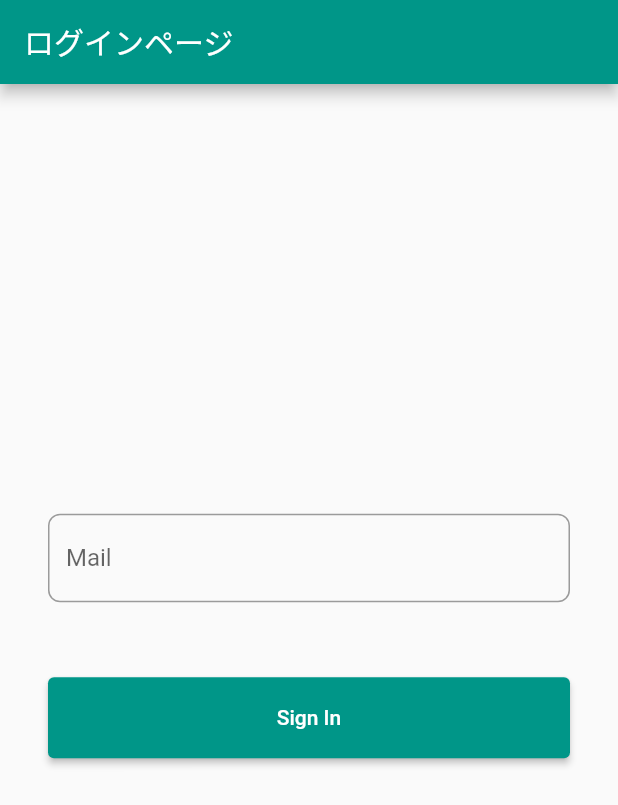
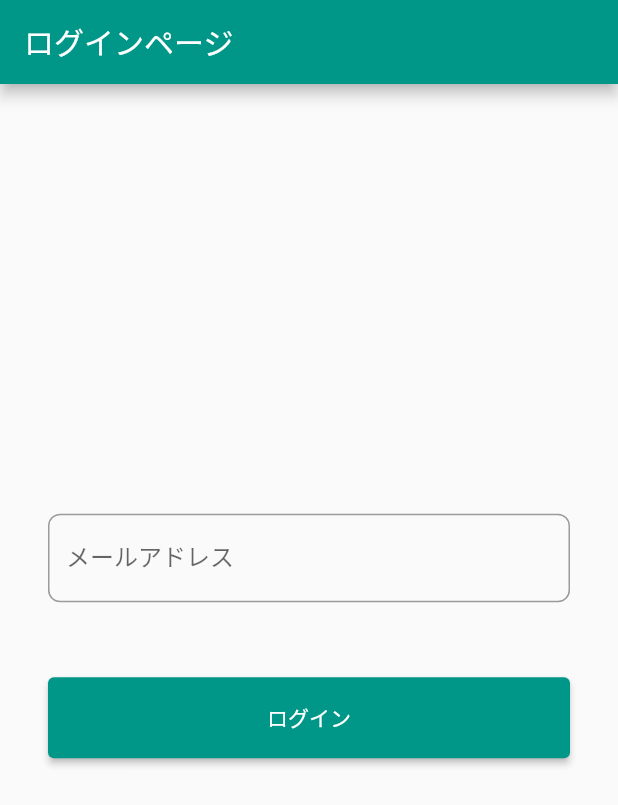
Before and after one commit to NUTFes/seeft-mobile, a Flutter app: the screen it shows after launch, on a phone screen of 412 x 824 dp. Shown: the top 805 px of the screen. Run offline on Flutter 3.47's test engine with Material 2 defaults, Android fonts, the phone set to English and light mode, and no system bars; our stand-ins replace flutter_local_notifications, logger, shared_preferences.

Commit message:
[mod] ラベルテキストの修正 (#1)

```diff
--- a/lib/pages/sign_in_page.dart
+++ b/lib/pages/sign_in_page.dart
@@ -36,7 +36,7 @@ class _SignInPageState extends State<SignInPage> {
                               border: OutlineInputBorder(
                                 borderRadius: BorderRadius.circular(8.0),
                               ),
-                              labelText: 'Mail',
+                              labelText: 'メールアドレス',
                             ),
                             onChanged: (String value) {
                               setState(() {
@@ -54,7 +54,7 @@ class _SignInPageState extends State<SignInPage> {
                           borderRadius: BorderRadius.circular(8.0),
                         ),
                         child: ElevatedButton(
-                          child: const Text('Sign In'),
+                          child: const Text('ログイン'),
                           style: ElevatedButton.styleFrom(
                             primary: Colors.teal,
                             onPrimary: Colors.white,
@@ -77,7 +77,11 @@ class _SignInPageState extends State<SignInPage> {
                                   (Route<dynamic> route) => false);
                             } catch (e) {
                               setState(() {
-                                infoText = "ログインに失敗しました:${e.toString()}";
+                                ScaffoldMessenger.of(context)
+                                    .showSnackBar(const SnackBar(
+                                  content: Text('メールアドレスが違います'),
+                                  backgroundColor: Colors.redAccent,
+                                ));
                               });
                             }
                           },
```
